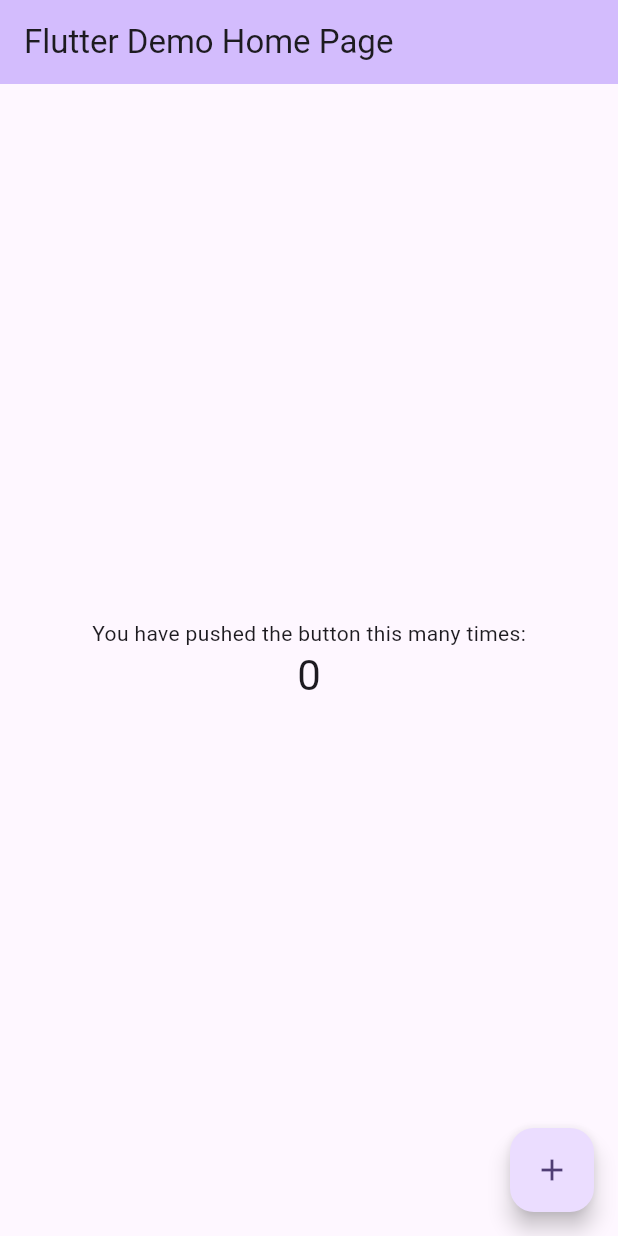
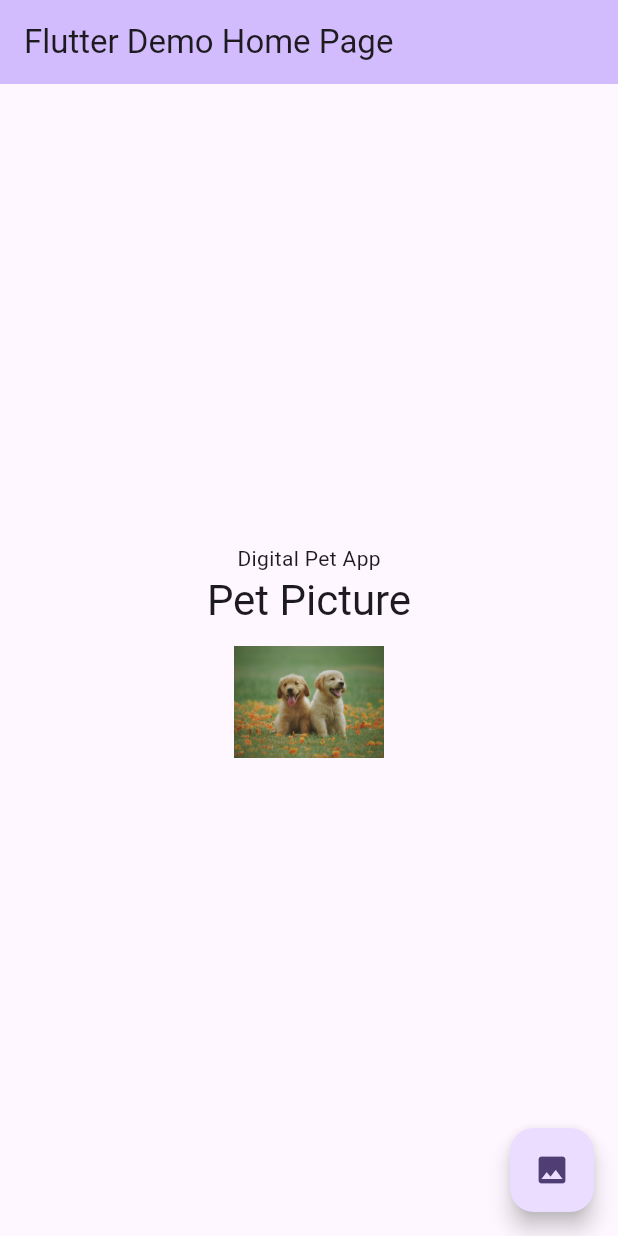
Before and after one commit to sheemieai/digital_pet_app, a Flutter app: the screen it shows after launch, on a phone screen of 412 x 824 dp. Run offline on Flutter 3.47's test engine with Material 3 defaults, Android fonts, the phone set to English and light mode, and no system bars.

Commit message:
Implemented random picture feature for digital pet

```diff
--- a/lib/main.dart
+++ b/lib/main.dart
@@ -1,3 +1,5 @@
+import 'dart:math';
+
 import 'package:flutter/material.dart';
 
 void main() {
@@ -13,21 +15,6 @@ class MyApp extends StatelessWidget {
     return MaterialApp(
       title: 'Flutter Demo',
       theme: ThemeData(
-        // This is the theme of your application.
-        //
-        // TRY THIS: Try running your application with "flutter run". You'll see
-        // the application has a purple toolbar. Then, without quitting the app,
-        // try changing the seedColor in the colorScheme below to Colors.green
-        // and then invoke "hot reload" (save your changes or press the "hot
-        // reload" button in a Flutter-supported IDE, or press "r" if you used
-        // the command line to start the app).
-        //
-        // Notice that the counter didn't reset back to zero; the application
-        // state is not lost during the reload. To reset the state, use hot
-        // restart instead.
-        //
-        // This works for code too, not just values: Most code changes can be
-        // tested with just a hot reload.
         colorScheme: ColorScheme.fromSeed(seedColor: Colors.deepPurple),
         useMaterial3: true,
       ),
@@ -39,15 +26,6 @@ class MyApp extends StatelessWidget {
 class MyHomePage extends StatefulWidget {
   const MyHomePage({super.key, required this.title});
 
-  // This widget is the home page of your application. It is stateful, meaning
-  // that it has a State object (defined below) that contains fields that affect
-  // how it looks.
-
-  // This class is the configuration for the state. It holds the values (in this
-  // case the title) provided by the parent (in this case the App widget) and
-  // used by the build method of the State. Fields in a Widget subclass are
-  // always marked "final".
-
   final String title;
 
   @override
@@ -55,71 +33,48 @@ class MyHomePage extends StatefulWidget {
 }
 
 class _MyHomePageState extends State<MyHomePage> {
-  int _counter = 0;
+  final List<String> petPicturesUriList = ['lib/img/dog.jpeg', 'lib/img/cat.jpg', 'lib/img/orca.jpg'];
+  String petPicturesUri = "lib/img/dog.jpeg";
+  final Random random = Random();
 
-  void _incrementCounter() {
+  void _changePetPicture() {
     setState(() {
-      // This call to setState tells the Flutter framework that something has
-      // changed in this State, which causes it to rerun the build method below
-      // so that the display can reflect the updated values. If we changed
-      // _counter without calling setState(), then the build method would not be
-      // called again, and so nothing would appear to happen.
-      _counter++;
+      final int randomIndexInt = random.nextInt(3);
+      petPicturesUri = petPicturesUriList[randomIndexInt];
     });
   }
 
   @override
   Widget build(BuildContext context) {
-    // This method is rerun every time setState is called, for instance as done
-    // by the _incrementCounter method above.
-    //
-    // The Flutter framework has been optimized to make rerunning build methods
-    // fast, so that you can just rebuild anything that needs updating rather
-    // than having to individually change instances of widgets.
     return Scaffold(
       appBar: AppBar(
-        // TRY THIS: Try changing the color here to a specific color (to
-        // Colors.amber, perhaps?) and trigger a hot reload to see the AppBar
-        // change color while the other colors stay the same.
         backgroundColor: Theme.of(context).colorScheme.inversePrimary,
-        // Here we take the value from the MyHomePage object that was created by
-        // the App.build method, and use it to set our appbar title.
         title: Text(widget.title),
       ),
       body: Center(
-        // Center is a layout widget. It takes a single child and positions it
-        // in the middle of the parent.
         child: Column(
-          // Column is also a layout widget. It takes a list of children and
-          // arranges them vertically. By default, it sizes itself to fit its
-          // children horizontally, and tries to be as tall as its parent.
-          //
-          // Column has various properties to control how it sizes itself and
-          // how it positions its children. Here we use mainAxisAlignment to
-          // center the children vertically; the main axis here is the vertical
-          // axis because Columns are vertical (the cross axis would be
-          // horizontal).
-          //
-          // TRY THIS: Invoke "debug painting" (choose the "Toggle Debug Paint"
-          // action in the IDE, or press "p" in the console), to see the
-          // wireframe for each widget.
           mainAxisAlignment: MainAxisAlignment.center,
           children: <Widget>[
             const Text(
-              'You have pushed the button this many times:',
+              'Digital Pet App',
             ),
             Text(
-              '$_counter',
+              'Pet Picture',
               style: Theme.of(context).textTheme.headlineMedium,
             ),
+            Image.asset(
+              petPicturesUri,
+              width: 100,
+              height: 100,
+            )
           ],
         ),
       ),
       floatingActionButton: FloatingActionButton(
-        onPressed: _incrementCounter,
-        tooltip: 'Increment',
-        child: const Icon(Icons.add),
-      ), // This trailing comma makes auto-formatting nicer for build methods.
+        onPressed: _changePetPicture,
+        tooltip: 'Change Pet Picture',
+        child: const Icon(Icons.image),
+      ),
     );
   }
 }
--- a/pubspec.yaml
+++ b/pubspec.yaml
@@ -59,8 +59,8 @@ flutter:
   uses-material-design: true
 
   # To add assets to your application, add an assets section, like this:
-  # assets:
-  #   - images/a_dot_burr.jpeg
+  assets:
+    - lib/img/
   #   - images/a_dot_ham.jpeg
 
   # An image asset can refer to one or more resolution-specific "variants", see
```
Also changed, not shown: lib/img/cat.jpg (added), lib/img/dog.jpeg (added), lib/img/orca.jpg (added).
